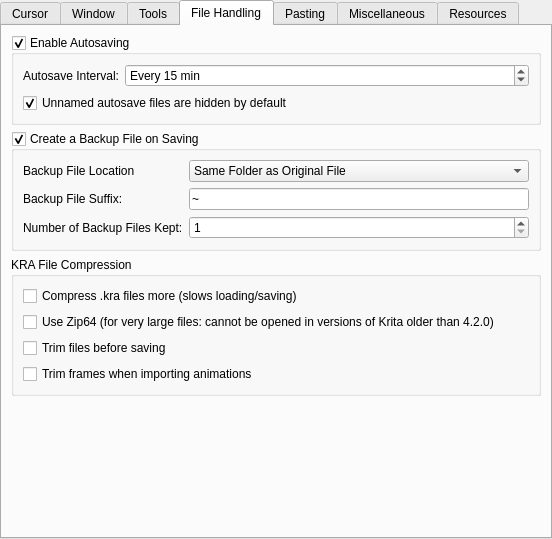
Above: libs/ui/forms/wdggeneralsettings.ui from KDE/krita before the change. Below: the same form after it.
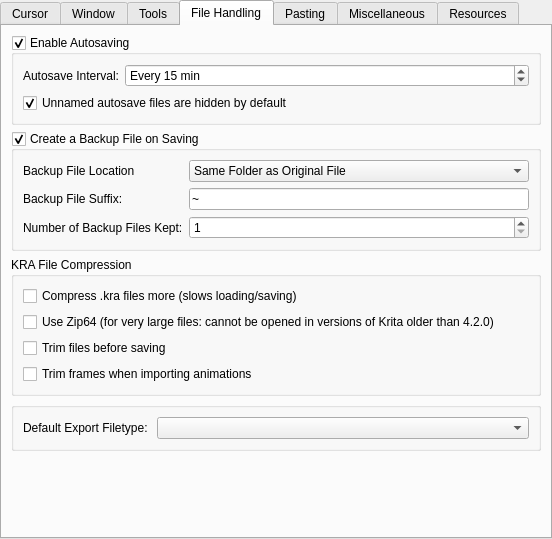
That is the form after the change. The open tabs and pages were chosen to show the change. Custom widgets are drawn as their Qt base class.

Commit message: Added option to fix file type when exporting

The edit to the form file:
```diff
--- a/libs/ui/forms/wdggeneralsettings.ui
+++ b/libs/ui/forms/wdggeneralsettings.ui
@@ -1032,17 +1032,20 @@
         </widget>
        </item>
        <item row="3" column="0" colspan="2">
-        <spacer name="verticalSpacer_6">
-         <property name="orientation">
-          <enum>Qt::Vertical</enum>
-         </property>
-         <property name="sizeHint" stdset="0">
-          <size>
-           <width>20</width>
-           <height>40</height>
-          </size>
-         </property>
-        </spacer>
+        <widget class="QGroupBox" name="m_defaultExportFileTypeBox">
+         <layout class="QFormLayout" name="formLayout_15">
+          <item row="0" column="0">
+           <widget class="QLabel" name="label_22">
+            <property name="text">
+             <string>Default Export Filetype: </string>
+            </property>
+           </widget>
+          </item>
+          <item row="0" column="1">
+           <widget class="QComboBox" name="cmbDefaultExportFileType"/>
+          </item>
+         </layout>
+        </widget>
        </item>
       </layout>
      </widget>
```
The commit also changes 5 other files.
